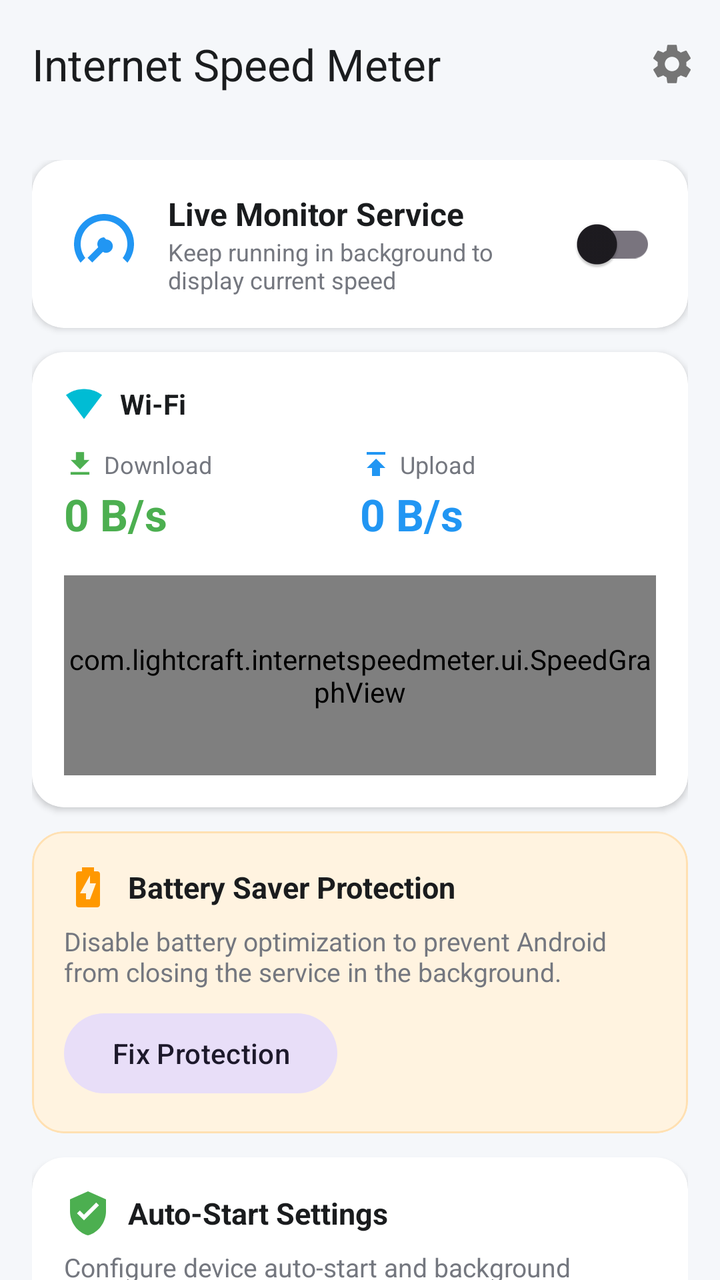
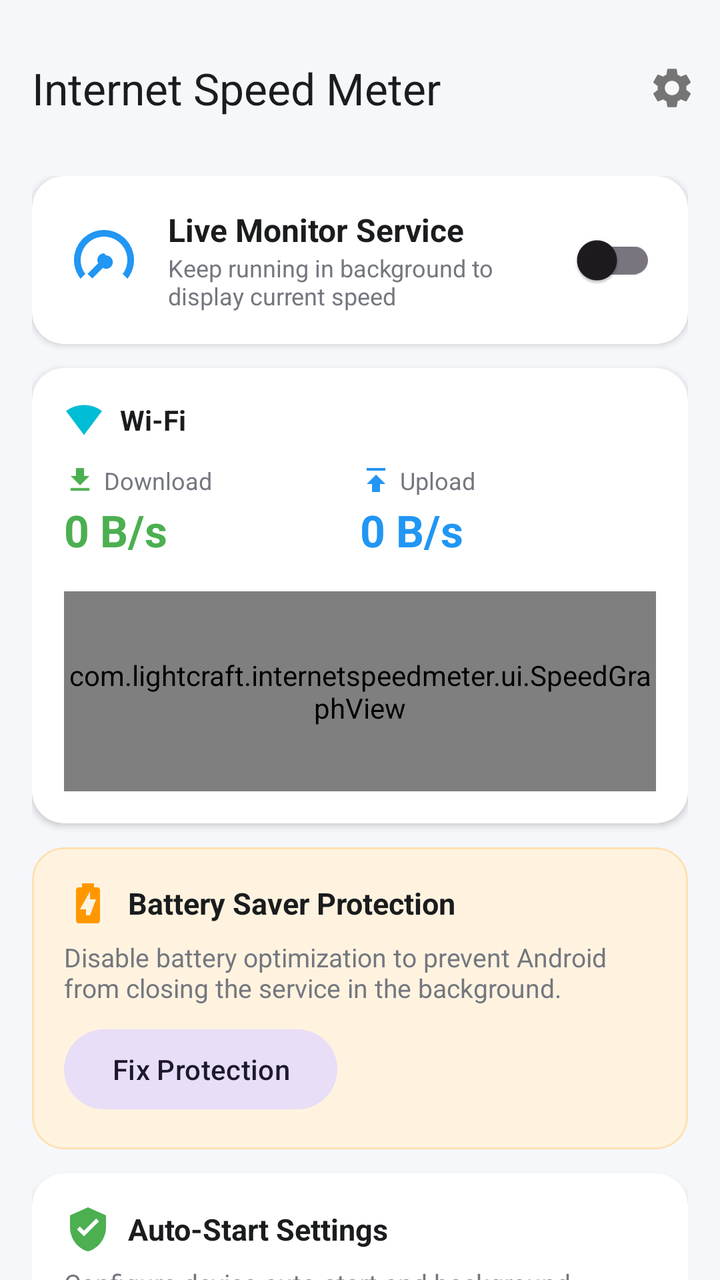

Compare the two renders of this Android layout. The source of the first and the diff that turns it into the second are given below.
<!-- AndroidManifest.xml: activity theme Theme.InternetSpeedMeter -->
<!-- res/layout/activity_main.xml -->
<?xml version="1.0" encoding="utf-8"?>
<androidx.coordinatorlayout.widget.CoordinatorLayout
    xmlns:android="http://schemas.android.com/apk/res/android"
    xmlns:app="http://schemas.android.com/apk/res-auto"
    xmlns:tools="http://schemas.android.com/tools"
    android:layout_width="match_parent"
    android:layout_height="match_parent"
    android:background="@color/window_background">

    <com.google.android.material.appbar.AppBarLayout
        android:layout_width="match_parent"
        android:layout_height="wrap_content"
        android:background="@color/window_background"
        app:elevation="0dp">

        <com.google.android.material.appbar.MaterialToolbar
            android:id="@+id/topToolbar"
            android:layout_width="match_parent"
            android:layout_height="?attr/actionBarSize"
            app:title="@string/app_name"
            app:titleTextColor="@color/text_primary"
            app:menu="@menu/menu_main" />
    </com.google.android.material.appbar.AppBarLayout>

    <androidx.core.widget.NestedScrollView
        android:layout_width="match_parent"
        android:layout_height="match_parent"
        app:layout_behavior="com.google.android.material.appbar.AppBarLayout$ScrollingViewBehavior">

        <LinearLayout
            android:layout_width="match_parent"
            android:layout_height="wrap_content"
            android:orientation="vertical"
            android:padding="16dp">

            
            <com.google.android.material.card.MaterialCardView
                android:layout_width="match_parent"
                android:layout_height="wrap_content"
                android:layout_marginBottom="12dp"
                app:cardCornerRadius="16dp"
                app:cardElevation="2dp"
                app:cardBackgroundColor="@color/card_background"
                app:strokeWidth="0dp">

                <LinearLayout
                    android:layout_width="match_parent"
                    android:layout_height="wrap_content"
                    android:orientation="horizontal"
                    android:gravity="center_vertical"
                    android:padding="16dp">

                    <ImageView
                        android:id="@+id/ivServiceIcon"
                        android:layout_width="40dp"
                        android:layout_height="40dp"
                        android:src="@drawable/ic_speed_meter"
                        android:contentDescription="@null"/>

                    <LinearLayout
                        android:layout_width="0dp"
                        android:layout_height="wrap_content"
                        android:layout_weight="1"
                        android:orientation="vertical"
                        android:layout_marginStart="12dp">

                        <TextView
                            android:layout_width="wrap_content"
                            android:layout_height="wrap_content"
                            android:text="@string/speed_meter_toggle"
                            android:textSize="16sp"
                            android:textStyle="bold"
                            android:textColor="@color/text_primary" />

                        <TextView
                            android:layout_width="wrap_content"
                            android:layout_height="wrap_content"
                            android:text="@string/speed_meter_subtitle"
                            android:textSize="12sp"
                            android:textColor="@color/text_secondary" />
                    </LinearLayout>

                    <com.google.android.material.switchmaterial.SwitchMaterial
                        android:id="@+id/switchService"
                        android:layout_width="wrap_content"
                        android:layout_height="wrap_content" />
                </LinearLayout>
            </com.google.android.material.card.MaterialCardView>

            
            <com.google.android.material.card.MaterialCardView
                android:layout_width="match_parent"
                android:layout_height="wrap_content"
                android:layout_marginBottom="12dp"
                app:cardCornerRadius="16dp"
                app:cardElevation="2dp"
                app:cardBackgroundColor="@color/card_background"
                app:strokeWidth="0dp">

                <LinearLayout
                    android:layout_width="match_parent"
                    android:layout_height="wrap_content"
                    android:orientation="vertical"
                    android:padding="16dp">

                    
                    <LinearLayout
                        android:layout_width="match_parent"
                        android:layout_height="wrap_content"
                        android:orientation="horizontal"
                        android:gravity="center_vertical"
                        android:layout_marginBottom="12dp">

                        <ImageView
                            android:id="@+id/ivNetworkType"
                            android:layout_width="20dp"
                            android:layout_height="20dp"
                            android:src="@drawable/ic_wifi"
                            android:contentDescription="@null"/>

                        <TextView
                            android:id="@+id/tvNetworkStatus"
                            android:layout_width="wrap_content"
                            android:layout_height="wrap_content"
                            android:layout_marginStart="8dp"
                            android:text="@string/network_wifi"
                            android:textSize="14sp"
                            android:textStyle="bold"
                            android:textColor="@color/text_primary" />
                    </LinearLayout>

                    
                    <LinearLayout
                        android:layout_width="match_parent"
                        android:layout_height="wrap_content"
                        android:orientation="horizontal"
                        android:baselineAligned="false">

                        
                        <LinearLayout
                            android:layout_width="0dp"
                            android:layout_height="wrap_content"
                            android:layout_weight="1"
                            android:orientation="vertical">

                            <LinearLayout
                                android:layout_width="wrap_content"
                                android:layout_height="wrap_content"
                                android:gravity="center_vertical">

                                <ImageView
                                    android:layout_width="16dp"
                                    android:layout_height="16dp"
                                    android:src="@drawable/ic_download"
                                    android:contentDescription="@null"/>

                                <TextView
                                    android:layout_width="wrap_content"
                                    android:layout_height="wrap_content"
                                    android:layout_marginStart="4dp"
                                    android:text="@string/download"
                                    android:textSize="12sp"
                                    android:textColor="@color/text_secondary" />
                            </LinearLayout>

                            <TextView
                                android:id="@+id/tvDownloadSpeed"
                                android:layout_width="wrap_content"
                                android:layout_height="wrap_content"
                                android:layout_marginTop="2dp"
                                android:text="@string/zero_speed"
                                android:textSize="22sp"
                                android:textStyle="bold"
                                android:textColor="@color/download_color" />
                        </LinearLayout>

                        
                        <LinearLayout
                            android:layout_width="0dp"
                            android:layout_height="wrap_content"
                            android:layout_weight="1"
                            android:orientation="vertical">

                            <LinearLayout
                                android:layout_width="wrap_content"
                                android:layout_height="wrap_content"
                                android:gravity="center_vertical">

                                <ImageView
                                    android:layout_width="16dp"
                                    android:layout_height="16dp"
                                    android:src="@drawable/ic_upload"
                                    android:contentDescription="@null"/>

                                <TextView
                                    android:layout_width="wrap_content"
                                    android:layout_height="wrap_content"
                                    android:layout_marginStart="4dp"
                                    android:text="@string/upload"
                                    android:textSize="12sp"
                                    android:textColor="@color/text_secondary" />
                            </LinearLayout>

                            <TextView
                                android:id="@+id/tvUploadSpeed"
                                android:layout_width="wrap_content"
                                android:layout_height="wrap_content"
                                android:layout_marginTop="2dp"
                                android:text="@string/zero_speed"
                                android:textSize="22sp"
                                android:textStyle="bold"
                                android:textColor="@color/upload_color" />
                        </LinearLayout>
                    </LinearLayout>

                    
                    <com.lightcraft.internetspeedmeter.ui.SpeedGraphView
                        android:id="@+id/speedGraph"
                        android:layout_width="match_parent"
                        android:layout_height="100dp"
                        android:layout_marginTop="16dp" />
                </LinearLayout>
            </com.google.android.material.card.MaterialCardView>

            
            <com.google.android.material.card.MaterialCardView
                android:id="@+id/cardBatteryWarning"
                android:layout_width="match_parent"
                android:layout_height="wrap_content"
                android:layout_marginBottom="12dp"
                app:cardCornerRadius="16dp"
                app:cardElevation="0dp"
                app:cardBackgroundColor="@color/warning_background"
                app:strokeColor="@color/warning_border"
                app:strokeWidth="1dp">

                <LinearLayout
                    android:layout_width="match_parent"
                    android:layout_height="wrap_content"
                    android:orientation="vertical"
                    android:padding="16dp">

                    <LinearLayout
                        android:layout_width="match_parent"
                        android:layout_height="wrap_content"
                        android:orientation="horizontal"
                        android:gravity="center_vertical">

                        <ImageView
                            android:layout_width="24dp"
                            android:layout_height="24dp"
                            android:src="@drawable/ic_battery_saver"
                            android:contentDescription="@null"/>

                        <TextView
                            android:layout_width="wrap_content"
                            android:layout_height="wrap_content"
                            android:layout_marginStart="8dp"
                            android:text="@string/battery_optimization_title"
                            android:textSize="15sp"
                            android:textStyle="bold"
                            android:textColor="@color/text_primary" />
                    </LinearLayout>

                    <TextView
                        android:layout_width="match_parent"
                        android:layout_height="wrap_content"
                        android:layout_marginTop="6dp"
                        android:text="@string/battery_optimization_desc"
                        android:textSize="13sp"
                        android:textColor="@color/text_secondary" />

                    <com.google.android.material.button.MaterialButton
                        android:id="@+id/btnFixBattery"
                        android:layout_width="wrap_content"
                        android:layout_height="wrap_content"
                        android:layout_marginTop="8dp"
                        android:text="@string/battery_optimization_action"
                        style="@style/Widget.Material3.Button.TonalButton"/>
                </LinearLayout>
            </com.google.android.material.card.MaterialCardView>

            
            <com.google.android.material.card.MaterialCardView
                android:layout_width="match_parent"
                android:layout_height="wrap_content"
                android:layout_marginBottom="12dp"
                app:cardCornerRadius="16dp"
                app:cardElevation="2dp"
                app:cardBackgroundColor="@color/card_background"
                app:strokeWidth="0dp">

                <LinearLayout
                    android:layout_width="match_parent"
                    android:layout_height="wrap_content"
                    android:orientation="vertical"
                    android:padding="16dp">

                    <LinearLayout
                        android:layout_width="match_parent"
                        android:layout_height="wrap_content"
                        android:orientation="horizontal"
                        android:gravity="center_vertical">

                        <ImageView
                            android:layout_width="24dp"
                            android:layout_height="24dp"
                            android:src="@drawable/ic_shield"
                            android:contentDescription="@null"/>

                        <TextView
                            android:layout_width="wrap_content"
                            android:layout_height="wrap_content"
                            android:layout_marginStart="8dp"
                            android:text="@string/autostart_guide_title"
                            android:textSize="15sp"
                            android:textStyle="bold"
                            android:textColor="@color/text_primary" />
                    </LinearLayout>

                    <TextView
                        android:layout_width="match_parent"
                        android:layout_height="wrap_content"
                        android:layout_marginTop="6dp"
                        android:text="@string/autostart_guide_desc"
                        android:textSize="13sp"
                        android:textColor="@color/text_secondary" />

                    <com.google.android.material.button.MaterialButton
                        android:id="@+id/btnAutostartGuide"
                        android:layout_width="wrap_content"
                        android:layout_height="wrap_content"
                        android:layout_marginTop="8dp"
                        android:text="@string/autostart_guide_button"
                        style="@style/Widget.Material3.Button.OutlinedButton"/>
                </LinearLayout>
            </com.google.android.material.card.MaterialCardView>

            
            <com.google.android.material.card.MaterialCardView
                android:layout_width="match_parent"
                android:layout_height="wrap_content"
                android:layout_marginBottom="12dp"
                app:cardCornerRadius="16dp"
                app:cardElevation="2dp"
                app:cardBackgroundColor="@color/card_background"
                app:strokeWidth="0dp">

                <LinearLayout
                    android:layout_width="match_parent"
                    android:layout_height="wrap_content"
                    android:orientation="vertical"
                    android:padding="16dp">

                    <TextView
                        android:layout_width="wrap_content"
                        android:layout_height="wrap_content"
                        android:text="@string/today_usage"
                        android:textSize="16sp"
                        android:textStyle="bold"
                        android:textColor="@color/text_primary"
                        android:layout_marginBottom="12dp" />

                    <LinearLayout
                        android:layout_width="match_parent"
                        android:layout_height="wrap_content"
                        android:orientation="horizontal">

                        
                        <LinearLayout
                            android:layout_width="0dp"
                            android:layout_height="wrap_content"
                            android:layout_weight="1"
                            android:orientation="vertical">

                            <TextView
                                android:layout_width="wrap_content"
                                android:layout_height="wrap_content"
                                android:text="@string/network_wifi"
                                android:textSize="12sp"
                                android:textColor="@color/text_secondary" />

                            <TextView
                                android:id="@+id/tvTodayWifi"
                                android:layout_width="wrap_content"
                                android:layout_height="wrap_content"
                                android:text="0 MB"
                                android:textSize="16sp"
                                android:textStyle="bold"
                                android:textColor="@color/wifi_color" />
                        </LinearLayout>

                        
                        <LinearLayout
                            android:layout_width="0dp"
                            android:layout_height="wrap_content"
                            android:layout_weight="1"
                            android:orientation="vertical">

                            <TextView
                                android:layout_width="wrap_content"
                                android:layout_height="wrap_content"
                                android:text="@string/network_mobile"
                                android:textSize="12sp"
                                android:textColor="@color/text_secondary" />

                            <TextView
                                android:id="@+id/tvTodayMobile"
                                android:layout_width="wrap_content"
                                android:layout_height="wrap_content"
                                android:text="0 MB"
                                android:textSize="16sp"
                                android:textStyle="bold"
                                android:textColor="@color/mobile_color" />
                        </LinearLayout>

                        
                        <LinearLayout
                            android:layout_width="0dp"
                            android:layout_height="wrap_content"
                            android:layout_weight="1"
                            android:orientation="vertical">

                            <TextView
                                android:layout_width="wrap_content"
                                android:layout_height="wrap_content"
                                android:text="@string/total"
                                android:textSize="12sp"
                                android:textColor="@color/text_secondary" />

                            <TextView
                                android:id="@+id/tvTodayTotal"
                                android:layout_width="wrap_content"
                                android:layout_height="wrap_content"
                                android:text="0 MB"
                                android:textSize="16sp"
                                android:textStyle="bold"
                                android:textColor="@color/text_primary" />
                        </LinearLayout>
                    </LinearLayout>

                    <View
                        android:layout_width="match_parent"
                        android:layout_height="1dp"
                        android:background="#1F808080"
                        android:layout_marginTop="16dp"
                        android:layout_marginBottom="16dp" />

                    <TextView
                        android:layout_width="wrap_content"
                        android:layout_height="wrap_content"
                        android:text="@string/monthly_usage"
                        android:textSize="16sp"
                        android:textStyle="bold"
                        android:textColor="@color/text_primary"
                        android:layout_marginBottom="12dp" />

                    <LinearLayout
                        android:layout_width="match_parent"
                        android:layout_height="wrap_content"
                        android:orientation="horizontal">

                        
                        <LinearLayout
                            android:layout_width="0dp"
                            android:layout_height="wrap_content"
                            android:layout_weight="1"
                            android:orientation="vertical">

                            <TextView
                                android:layout_width="wrap_content"
                                android:layout_height="wrap_content"
                                android:text="@string/network_wifi"
                                android:textSize="12sp"
                                android:textColor="@color/text_secondary" />

                            <TextView
                                android:id="@+id/tvMonthWifi"
                                android:layout_width="wrap_content"
                                android:layout_height="wrap_content"
                                android:text="0 MB"
                                android:textSize="16sp"
                                android:textStyle="bold"
                                android:textColor="@color/wifi_color" />
                        </LinearLayout>

                        
                        <LinearLayout
                            android:layout_width="0dp"
                            android:layout_height="wrap_content"
                            android:layout_weight="1"
                            android:orientation="vertical">

                            <TextView
                                android:layout_width="wrap_content"
                                android:layout_height="wrap_content"
                                android:text="@string/network_mobile"
                                android:textSize="12sp"
                                android:textColor="@color/text_secondary" />

                            <TextView
                                android:id="@+id/tvMonthMobile"
                                android:layout_width="wrap_content"
                                android:layout_height="wrap_content"
                                android:text="0 MB"
                                android:textSize="16sp"
                                android:textStyle="bold"
                                android:textColor="@color/mobile_color" />
                        </LinearLayout>

                        
                        <LinearLayout
                            android:layout_width="0dp"
                            android:layout_height="wrap_content"
                            android:layout_weight="1"
                            android:orientation="vertical">

                            <TextView
                                android:layout_width="wrap_content"
                                android:layout_height="wrap_content"
                                android:text="@string/total"
                                android:textSize="12sp"
                                android:textColor="@color/text_secondary" />

                            <TextView
                                android:id="@+id/tvMonthTotal"
                                android:layout_width="wrap_content"
                                android:layout_height="wrap_content"
                                android:text="0 MB"
                                android:textSize="16sp"
                                android:textStyle="bold"
                                android:textColor="@color/text_primary" />
                        </LinearLayout>
                    </LinearLayout>

                    <com.google.android.material.button.MaterialButton
                        android:id="@+id/btnResetStats"
                        android:layout_width="wrap_content"
                        android:layout_height="wrap_content"
                        android:layout_marginTop="16dp"
                        android:text="@string/reset_stats"
                        style="@style/Widget.Material3.Button.TextButton"/>
                </LinearLayout>
            </com.google.android.material.card.MaterialCardView>

        </LinearLayout>
    </androidx.core.widget.NestedScrollView>

</androidx.coordinatorlayout.widget.CoordinatorLayout>
<!-- resources referenced by this layout -->
<resources>
  <color name="card_background">#FFFFFF</color>
  <color name="download_color">#4CAF50</color>
  <color name="mobile_color">#FF9800</color>
  <color name="text_primary">#1A1C1E</color>
  <color name="text_secondary">#74777F</color>
  <color name="upload_color">#2196F3</color>
  <color name="warning_background">#FFF3E0</color>
  <color name="warning_border">#FFE0B2</color>
  <color name="wifi_color">#00BCD4</color>
  <color name="window_background">#F5F7FA</color>
  <!-- drawable ic_download (drawable) -->
  <vector xmlns:android="http://schemas.android.com/apk/res/android"
      android:width="24dp"
      android:height="24dp"
      android:viewportWidth="24"
      android:viewportHeight="24">
    <path
        android:fillColor="#FF4CAF50"
        android:pathData="M19,9h-4V3H9v6H5l7,7 7,-7zM5,18v2h14v-2H5z"/>
  </vector>
  <!-- drawable ic_shield (drawable) -->
  <vector xmlns:android="http://schemas.android.com/apk/res/android"
      android:width="24dp"
      android:height="24dp"
      android:viewportWidth="24"
      android:viewportHeight="24">
    <path
        android:fillColor="#FF4CAF50"
        android:pathData="M12,1L3,5v6c0,5.55 3.84,10.74 9,12 5.16,-1.26 9,-6.45 9,-12V5l-9,-4zM10,15.5l-3.5,-3.5 1.41,-1.41L10,12.67l6.09,-6.09 1.41,1.41L10,15.5z"/>
  </vector>
  <!-- drawable ic_upload (drawable) -->
  <vector xmlns:android="http://schemas.android.com/apk/res/android"
      android:width="24dp"
      android:height="24dp"
      android:viewportWidth="24"
      android:viewportHeight="24">
    <path
        android:fillColor="#FF2196F3"
        android:pathData="M5,15h4v6h6v-6h4l-7,-7 -7,7zM5,3v2h14V3H5z"/>
  </vector>
  <!-- drawable ic_wifi (drawable) -->
  <vector xmlns:android="http://schemas.android.com/apk/res/android"
      android:width="24dp"
      android:height="24dp"
      android:viewportWidth="24"
      android:viewportHeight="24">
    <path
        android:fillColor="#FF00BCD4"
        android:pathData="M12,3C7.95,3 4.21,4.34 1.2,6.6L12,21 22.8,6.6C19.79,4.34 16.05,3 12,3z"/>
  </vector>
  <string name="app_name">Internet Speed Meter</string>
  <string name="autostart_guide_button">Open Auto-Start Settings</string>
  <string name="autostart_guide_desc">Configure device auto-start and background permissions for continuous monitoring after reboot.</string>
  <string name="autostart_guide_title">Auto-Start Settings</string>
  <string name="battery_optimization_action">Fix Protection</string>
  <string name="battery_optimization_desc">Disable battery optimization to prevent Android from closing the service in the background.</string>
  <string name="battery_optimization_title">Battery Saver Protection</string>
  <string name="download">Download</string>
  <string name="monthly_usage">Monthly Usage</string>
  <string name="network_mobile">Mobile Data</string>
  <string name="network_wifi">Wi-Fi</string>
  <string name="reset_stats">Reset Usage Stats</string>
  <string name="speed_meter_subtitle">Keep running in background to display current speed</string>
  <string name="speed_meter_toggle">Live Monitor Service</string>
  <string name="today_usage">Today Usage</string>
  <string name="total">Total</string>
  <string name="upload">Upload</string>
  <string name="zero_speed">0 B/s</string>
  <style name="Theme.InternetSpeedMeter" parent="Theme.Material3.DayNight.NoActionBar">
          <item name="colorPrimary">@color/primary</item>
          <item name="colorSecondary">@color/accent</item>
          <item name="android:statusBarColor">@color/window_background</item>
          <item name="android:windowLightStatusBar">true</item>
          <item name="android:windowBackground">@color/window_background</item>
      </style>
  <color name="primary">#1E88E5</color>
  <color name="accent">#00ACC1</color>
  <!-- unchanged entries left out for length: 2 -->
</resources>

<!-- the commit's change to res/layout/activity_main.xml (unified diff, before → after) -->
@@ -10,6 +10,7 @@
     <com.google.android.material.appbar.AppBarLayout
         android:layout_width="match_parent"
         android:layout_height="wrap_content"
+        android:paddingTop="12dp"
         android:background="@color/window_background"
         app:elevation="0dp">
 
@@ -31,7 +32,10 @@
             android:layout_width="match_parent"
             android:layout_height="wrap_content"
             android:orientation="vertical"
-            android:padding="16dp">
+            android:paddingStart="16dp"
+            android:paddingEnd="16dp"
+            android:paddingTop="12dp"
+            android:paddingBottom="24dp">
 
             
             <com.google.android.material.card.MaterialCardView
